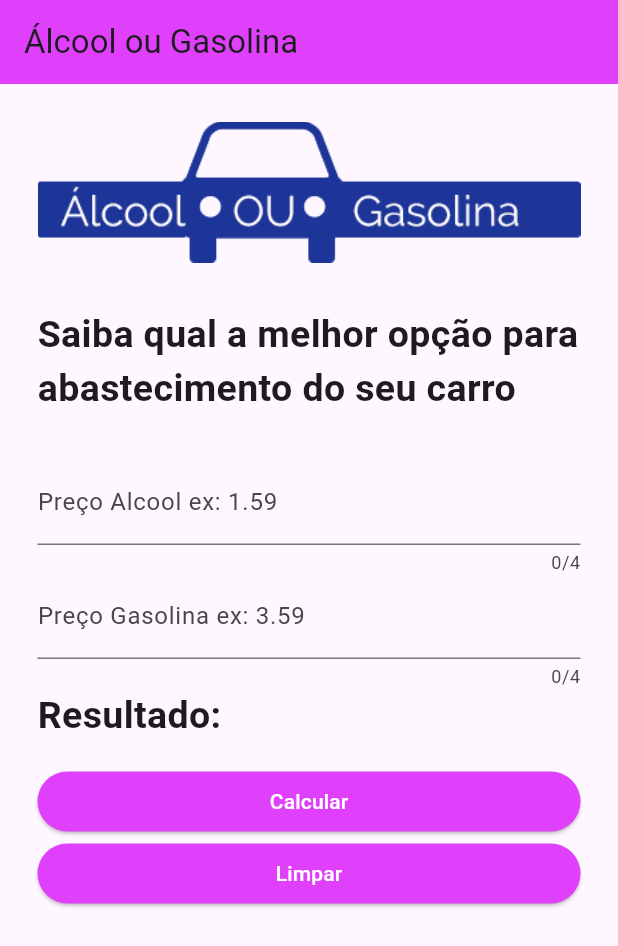
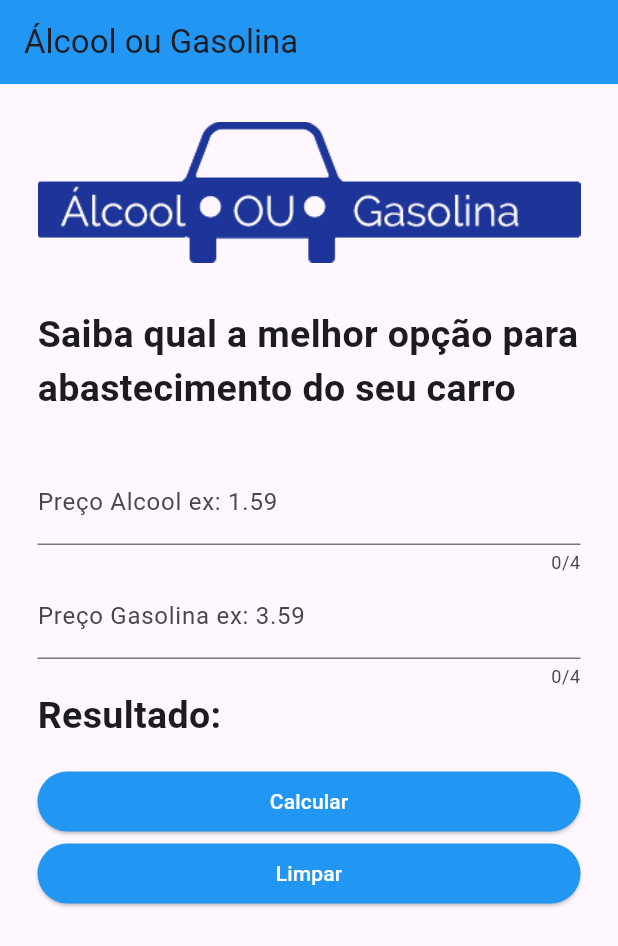
Before and after one commit to nexmarques/AppAlcoolGasolina, a Flutter app: the screen it shows after launch, on a phone screen of 412 x 824 dp. Shown: the top 946 px of the screen. Run offline on Flutter 3.47's test engine with Material 3 defaults, Android fonts, the phone set to English and light mode, and no system bars.

Commit message:
Mudando a cor do App

```diff
--- a/lib/alcool_gasolina.dart
+++ b/lib/alcool_gasolina.dart
@@ -47,7 +47,7 @@ class _MyAppState extends State<MyApp> {
     return Scaffold(
       appBar: AppBar(
         title: const Text("Álcool ou Gasolina"),
-        backgroundColor: Colors.purpleAccent,
+        backgroundColor: Colors.blue,
       ),
       body: SingleChildScrollView(
 
@@ -101,7 +101,7 @@ class _MyAppState extends State<MyApp> {
                 child: ElevatedButton(
                 onPressed: calcular,
                  style:  ElevatedButton.styleFrom(
-                    backgroundColor: Colors.purpleAccent,
+                    backgroundColor: Colors.blue,
                     foregroundColor: Colors.white
                  ),
                 child: const Text("Calcular"),
@@ -112,7 +112,7 @@ class _MyAppState extends State<MyApp> {
                  ElevatedButton(
                     onPressed: limparEstados,
                     style: ElevatedButton.styleFrom(
-                      backgroundColor: Colors.purpleAccent,
+                      backgroundColor: Colors.blue,
                       foregroundColor: Colors.white
                     ),
                     child: const Text(
```
